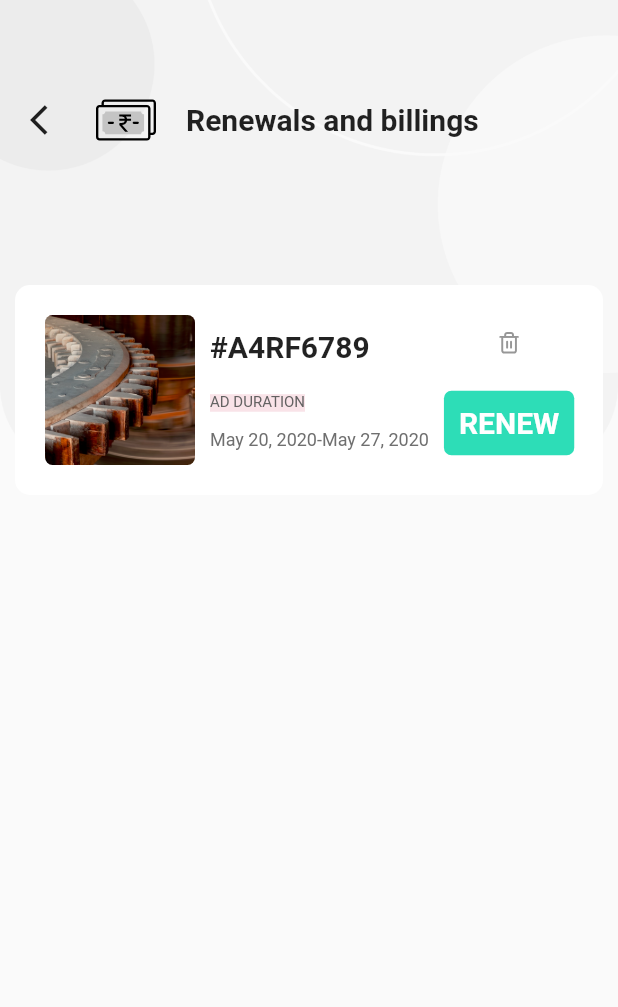
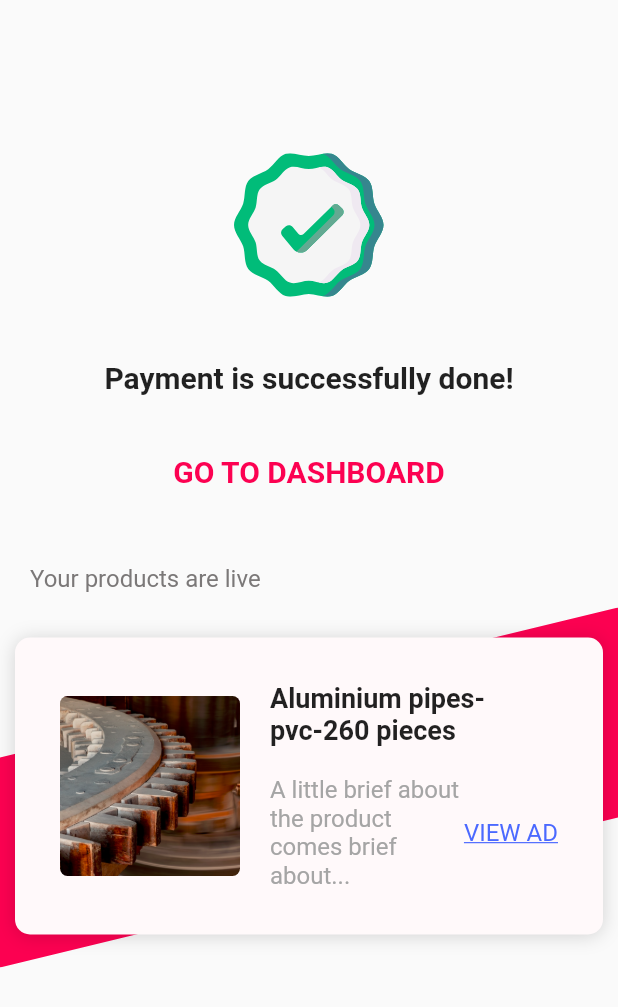
Before and after one commit to SankarshanDudhate/de_stock, a Flutter app: the screen it shows after launch, on a phone screen of 412 x 824 dp. Shown: the top 1007 px of the screen. Run offline on Flutter 3.47's test engine with Material 2 defaults, Android fonts, the phone set to English and light mode, and no system bars; our stand-ins replace carousel_slider, file_picker, flutter_icons, flutter_svg, fluttertoast, image_picker and 1 more; Roboto replaces fonts that are missing (Poppins).

Commit message:
payment successful page added

```diff
--- /dev/null
+++ b/lib/PostAnAd/paymentSuccess.dart
@@ -0,0 +1,113 @@
+import 'package:destock/utils/bg_clip_red.dart';
+import 'package:flutter/material.dart';
+import 'package:flutter_svg/flutter_svg.dart';
+
+class paymentSuccess extends StatefulWidget {
+  @override
+  _paymentSuccessState createState() => _paymentSuccessState();
+}
+
+class _paymentSuccessState extends State<paymentSuccess> {
+
+  String productName = "Aluminium pipes- pvc-260 pieces";
+  String productDetails = "A little brief about the product comes brief about...";
+  String imageSrc = 'assets/images/IMG1.png';
+  double noOfProducts = 1;
+
+  Widget _buildProductRow(String imageSrc, String name, String details){
+    return Container(
+      padding: EdgeInsets.symmetric(horizontal:20,vertical: 10),
+      child: Row(
+        children: [
+          ClipRRect(
+            borderRadius: BorderRadius.all(Radius.circular(5)),
+            child: Image.asset(imageSrc, fit: BoxFit.cover, width: 120,height: 120,)
+          ),
+          SizedBox(width:20),
+          Flexible(
+            child: Column(
+              //mainAxisAlignment: MainAxisAlignment.spaceBetween,
+              crossAxisAlignment: CrossAxisAlignment.start,
+              children: [
+                Text(name,style: TextStyle(fontSize: 18,fontWeight: FontWeight.bold),),
+                SizedBox(height:20),
+                Row(
+                  mainAxisAlignment: MainAxisAlignment.spaceBetween,
+                  children: [
+                    Flexible(child: Text(details,style: TextStyle(fontSize: 16,color:Color(0xFFA5A5A5)),)),
+                    GestureDetector(
+                      onTap: (){
+
+                      },
+                      child: Text("VIEW AD",style: TextStyle(fontSize: 16,color:Color(0xFF4B69FF),decoration: TextDecoration.underline,),)),
+                  ],
+                )
+              ],
+            ),
+          ),
+
+        ],
+      ),
+    );
+  }
+
+  @override
+  Widget build(BuildContext context) {
+    return Scaffold(
+      body: Container(
+        padding: EdgeInsets.symmetric(horizontal:0,vertical:20),
+        child: SingleChildScrollView(
+          child: Column(
+            children:[
+              SizedBox(height:80),
+              SvgPicture.asset("assets/icons/paymentSuccess.svg",height:100,width: 100),
+              SizedBox(height:40),
+              Text('Payment is successfully done!',style: TextStyle(fontSize: 20,fontWeight: FontWeight.bold),),
+              SizedBox(height:40),
+              GestureDetector(
+                onTap: (){
+                  //Navigate to dashboard
+                },
+                child: Text('GO TO DASHBOARD',style: TextStyle(fontSize: 20,fontWeight: FontWeight.bold,color: Color(0xFFFC0151),),)
+              ),
+              SizedBox(height:50),
+              Padding(
+                padding: const EdgeInsets.symmetric(horizontal:20),
+                child: Row(
+                  children: [
+                    Text('Your products are live',style: TextStyle(fontSize: 16,color: Color(0xFF7B7878),),),
+                  ],
+                ),
+              ),
+              Stack(
+                children: [
+                  Padding(
+                        padding: const EdgeInsets.symmetric(vertical: 10.0),
+                        child: BgClip(
+                          height: 240 * noOfProducts,
+                        ),
+                      ),
+                  Container(
+                      padding: EdgeInsets.symmetric(horizontal:10,vertical: 20),
+                      margin: EdgeInsets.symmetric(horizontal:10,vertical:30),
+                       decoration: BoxDecoration(
+                        borderRadius: BorderRadius.all(Radius.circular(10),),
+                          color: Color(0xFFFFF9FA),
+                        boxShadow: [
+                          BoxShadow(
+                              offset: Offset(0, 1),
+                              blurRadius: 10,
+                              color: Colors.black.withOpacity(.16),
+                          ),]
+                      ),
+                      child: _buildProductRow(imageSrc,productName,productDetails),
+                  )
+                ],
+              )
+            ]
+          ),
+        )
+      )
+    );
+  }
+}
--- a/lib/main.dart
+++ b/lib/main.dart
@@ -4,6 +4,7 @@ All the data from postAd,postAd_2,postAd_3 to be added in db
 
 import 'package:destock/InnerDashboard/enquiries.dart';
 import 'package:destock/InnerDashboard/manageProducts.dart';
+import 'package:destock/PostAnAd/paymentSuccess.dart';
 import 'package:destock/PostAnAd/postAd.dart';
 import 'package:destock/PostAnAd/postAd_2.dart';
 import 'package:destock/PostAnAd/postAd_3.dart';
@@ -29,7 +30,7 @@ class MyApp extends StatelessWidget {
         visualDensity: VisualDensity.adaptivePlatformDensity,
         fontFamily: "Poppins",
       ),
-      home: renewalBilling()
+      home: paymentSuccess()
     );
   }
 }
--- /dev/null
+++ b/lib/utils/bg_clip_red.dart
@@ -0,0 +1,43 @@
+import 'package:flutter/material.dart';
+
+// ignore: must_be_immutable
+class BgClip extends StatelessWidget {
+  double height;
+  BgClip({
+    this.height,
+    Key key,
+  }) : super(key: key);
+
+  @override
+  Widget build(BuildContext context) {
+    return Container(
+      child: ClipPath(
+        clipper: BgClipper(),
+        child: Container(
+          color: Color(0XFFFC0151),
+          height: height,
+        ),
+      ),
+    );
+  }
+}
+
+class BgClipper extends CustomClipper<Path> {
+  @override
+  Path getClip(Size size) {
+    final path = Path();
+
+    path.lineTo(size.width, 0.0);
+    path.lineTo(size.width, size.height - 100.0);
+    path.lineTo(0, size.height);
+    path.lineTo(0, 100);
+    path.lineTo(size.width, 0.0);
+
+    path.close();
+
+    return path;
+  }
+
+  @override
+  bool shouldReclip(CustomClipper<Path> oldClipper) => false;
+}
```
Also changed, not shown: assets/icons/paymentSuccess.svg (added).
